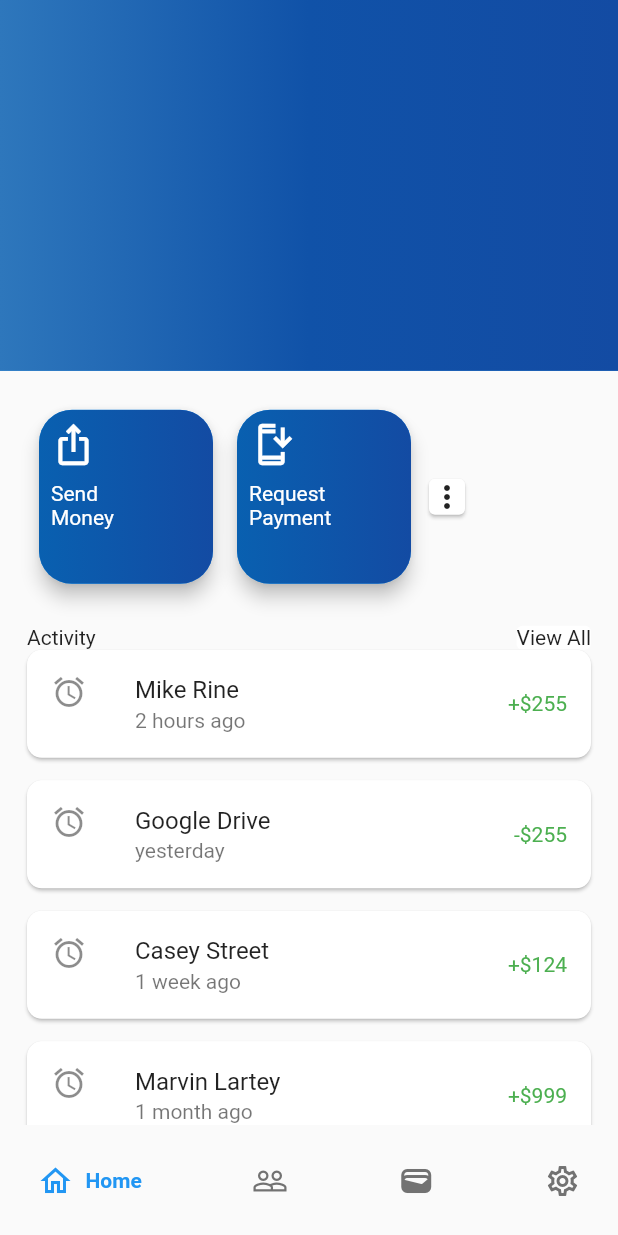
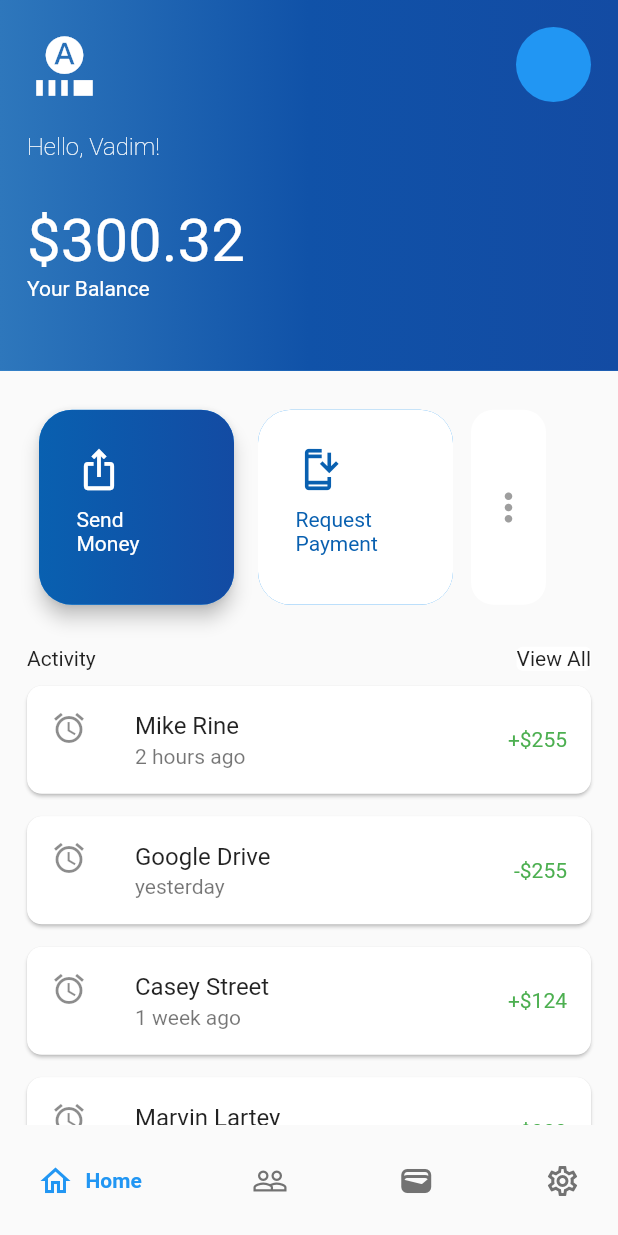
Before and after one commit to marvinlartey/paypal, a Flutter app: the Homepage screen opened directly, on a phone screen of 412 x 824 dp. Run offline on Flutter 3.47's test engine with Material 2 defaults, Android fonts, the phone set to English and light mode, and no system bars; drawn by our look-alikes of google_nav_bar; statements that could not run were skipped.

Commit message:
added content to sliver appbar

```diff
--- a/lib/pages/home.dart
+++ b/lib/pages/home.dart
@@ -13,7 +13,10 @@ class UserHome extends StatelessWidget {
           SliverAppBar(
             automaticallyImplyLeading: false,
             collapsedHeight: MediaQuery.of(context).size.height * 0.3,
-            flexibleSpace: Container(
+            flexibleSpace: Stack(
+              children: [
+                // Background
+                Container(
                   decoration: const BoxDecoration(
                       gradient: LinearGradient(colors: [
                     Color.fromARGB(255, 46, 119, 188),
@@ -21,6 +24,53 @@ class UserHome extends StatelessWidget {
                     Color.fromARGB(255, 19, 75, 163),
                   ])),
                   child: Stack(children: [Expanded(child: Container())]),
+                ),
+
+                // foreground
+                Padding(
+                  padding: const EdgeInsets.all(18.0),
+                  child: Column(
+                    crossAxisAlignment: CrossAxisAlignment.start,
+                    children: [
+                      Row(
+                        children: const [
+                          Icon(
+                            Icons.autofps_select_sharp,
+                            size: 50,
+                            color: Colors.white,
+                          ),
+                          Spacer(),
+                          CircleAvatar(
+                            backgroundColor: Colors.blue,
+                            radius: 25,
+                          )
+                        ],
+                      ),
+                      const SizedBox(
+                        height: 20,
+                      ),
+                      const Text(
+                        "Hello, Vadim!",
+                        style: TextStyle(
+                            fontSize: 16,
+                            fontWeight: FontWeight.w200,
+                            color: Colors.white),
+                      ),
+                      const SizedBox(
+                        height: 30,
+                      ),
+                      const Text(
+                        "\$300.32",
+                        style: TextStyle(fontSize: 40, color: Colors.white),
+                      ),
+                      const Text(
+                        "Your Balance",
+                        style: TextStyle(fontSize: 14, color: Colors.white),
+                      ),
+                    ],
+                  ),
+                ),
+              ],
             ),
           ),
           SliverToBoxAdapter(
@@ -30,19 +80,43 @@ class UserHome extends StatelessWidget {
                 children: [
                   // SEND AND RECEIVE MONEY CARDS
                   Row(
-                    children: const [
+                    children: [
                       // SEND MONEY CARD
-                      TransferCard(
+                      const TransferCard(
                         text: "Send        Money",
-                          icon: Icons.ios_share_outlined),
+                        icon: Icons.ios_share_outlined,
+                        background: [
+                          Color.fromARGB(255, 9, 96, 176),
+                          Color.fromARGB(255, 19, 75, 163)
+                        ],
+                        foreground: Colors.white,
+                        elevation: 5,
+                      ),
                       // RECEIVE MONEY CARD
-                      TransferCard(
+                      const TransferCard(
                         text: "Request Payment",
                         icon: Icons.install_mobile_outlined,
+                        background: [
+                          Color.fromARGB(255, 255, 255, 255),
+                          Color.fromARGB(255, 255, 255, 255)
+                        ],
+                        foreground: Color.fromARGB(255, 9, 96, 176),
+                        elevation: 0,
                       ),
                       // MORE OPTIONS
                       Card(
-                        child: Center(child: Icon(Icons.more_vert)),
+                        elevation: 0,
+                        shape: RoundedRectangleBorder(
+                            borderRadius: BorderRadius.circular(15)),
+                        child: const SizedBox(
+                            width: 50,
+                            height: 130,
+                            child: Center(
+                                child: Icon(
+                              Icons.more_vert,
+                              size: 30,
+                              color: Colors.grey,
+                            ))),
                       )
                     ],
                   ),
@@ -67,7 +141,9 @@ class UserHome extends StatelessWidget {
                       ),
                     ],
                   ),
-
+                  const SizedBox(
+                    height: 10,
+                  ),
                   // ACTIVITY TILES
                   const ActivityTile(
                     amount: "+\$255",
@@ -141,10 +217,16 @@ class TransferCard extends StatelessWidget {
     Key? key,
     required this.text,
     required this.icon,
+    required this.foreground,
+    required this.background,
+    required this.elevation,
   }) : super(key: key);
 
   final String text;
   final IconData icon;
+  final Color foreground;
+  final List<Color> background;
+  final double elevation;
 
   @override
   Widget build(BuildContext context) {
@@ -152,28 +234,25 @@ class TransferCard extends StatelessWidget {
       shape: RoundedRectangleBorder(borderRadius: BorderRadius.circular(22)),
       clipBehavior: Clip.antiAlias,
       margin: const EdgeInsets.all(8),
-      elevation: 5,
+      elevation: elevation,
       color: Colors.blue,
       child: Container(
-        decoration: const BoxDecoration(
-          gradient: LinearGradient(
-            colors: [
-              Color.fromARGB(255, 9, 96, 176),
-              Color.fromARGB(255, 19, 75, 163)
-            ],
-          ),
+        decoration: BoxDecoration(
+          gradient: LinearGradient(colors: background),
         ),
         child: Padding(
-          padding: const EdgeInsets.all(8.0),
+          padding: const EdgeInsets.all(15.0),
           child: SizedBox(
             width: 100,
             height: 100,
+            child: Padding(
+              padding: const EdgeInsets.all(10.0),
               child: Column(
                 crossAxisAlignment: CrossAxisAlignment.start,
                 children: [
                   Icon(
                     icon,
-                  color: Colors.white,
+                    color: foreground,
                     size: 30,
                   ),
                   const SizedBox(
@@ -181,9 +260,12 @@ class TransferCard extends StatelessWidget {
                   ),
                   Text(
                     text,
-                  style: const TextStyle(color: Colors.white),
+                    style: TextStyle(
+                      color: foreground,
+                    ),
                   ),
                 ],
+              ),
             ),
           ),
         ),
```
Lines whose indentation alone changed are shown as unchanged.
